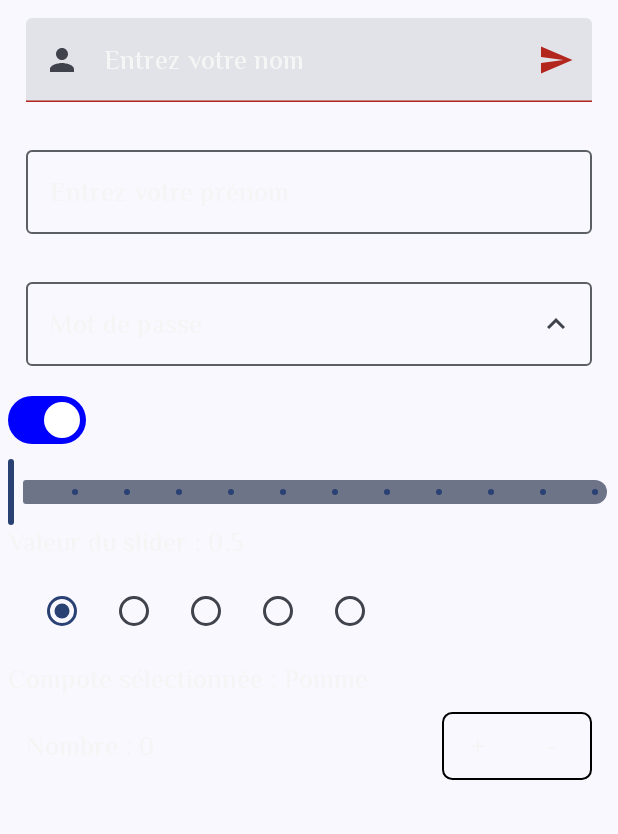
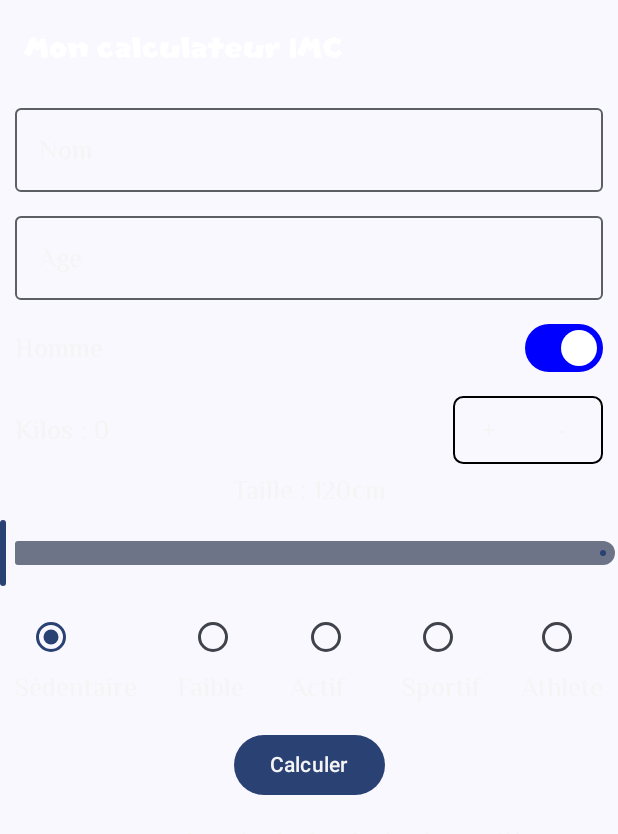
Before and after one commit to jo-dev-git/its-me, an Android app built with Jetpack Compose: the screen it shows after launch (UserComposableActivity before the commit, ImcActivity after it), on a phone screen of 412 x 824 dp. Shown: the top 834 px of the screen. Run offline under Robolectric (Android 15) with nearby library versions, the phone set to English and light mode, and no system bars.

Commit message:
Adding ImcActivity

```diff
--- a/app/src/main/AndroidManifest.xml
+++ b/app/src/main/AndroidManifest.xml
@@ -13,7 +13,7 @@
         android:theme="@style/Theme.ItsMe"
         tools:targetApi="31">
         <activity
-            android:name=".UserComposableActivity"
+            android:name=".ImcActivity"
             android:exported="true"
             android:theme="@style/Theme.ItsMe">
             <intent-filter>
--- /dev/null
+++ b/app/src/main/java/com/jo/itsme/ImcActivity.kt
@@ -0,0 +1,265 @@
+package com.jo.itsme
+
+import android.annotation.SuppressLint
+import android.os.Bundle
+import androidx.activity.ComponentActivity
+import androidx.activity.compose.setContent
+import androidx.compose.foundation.BorderStroke
+import androidx.compose.foundation.layout.Arrangement
+import androidx.compose.foundation.layout.Arrangement.spacedBy
+import androidx.compose.foundation.layout.Column
+import androidx.compose.foundation.layout.PaddingValues
+import androidx.compose.foundation.layout.Row
+import androidx.compose.foundation.layout.fillMaxSize
+import androidx.compose.foundation.layout.fillMaxWidth
+import androidx.compose.foundation.layout.height
+import androidx.compose.foundation.layout.padding
+import androidx.compose.foundation.layout.width
+import androidx.compose.foundation.shape.RoundedCornerShape
+import androidx.compose.foundation.text.KeyboardActions
+import androidx.compose.foundation.text.KeyboardOptions
+import androidx.compose.material3.Button
+import androidx.compose.material3.ExperimentalMaterial3Api
+import androidx.compose.material3.IconButton
+import androidx.compose.material3.OutlinedTextField
+import androidx.compose.material3.RadioButton
+import androidx.compose.material3.Scaffold
+import androidx.compose.material3.Slider
+import androidx.compose.material3.Surface
+import androidx.compose.material3.Switch
+import androidx.compose.material3.SwitchDefaults
+import androidx.compose.material3.Text
+import androidx.compose.material3.TopAppBar
+import androidx.compose.runtime.Composable
+import androidx.compose.runtime.getValue
+import androidx.compose.runtime.mutableFloatStateOf
+import androidx.compose.runtime.mutableIntStateOf
+import androidx.compose.runtime.mutableStateOf
+import androidx.compose.runtime.remember
+import androidx.compose.runtime.setValue
+import androidx.compose.ui.Alignment
+import androidx.compose.ui.Modifier
+import androidx.compose.ui.focus.FocusDirection
+import androidx.compose.ui.focus.FocusManager
+import androidx.compose.ui.graphics.Color
+import androidx.compose.ui.platform.LocalFocusManager
+import androidx.compose.ui.res.stringResource
+import androidx.compose.ui.text.input.ImeAction
+import androidx.compose.ui.text.input.KeyboardType
+import androidx.compose.ui.tooling.preview.Preview
+import androidx.compose.ui.unit.dp
+import androidx.compose.ui.unit.sp
+import com.jo.itsme.ui.theme.ItsMeTheme
+
+class ImcActivity : ComponentActivity() {
+    override fun onCreate(savedInstanceState: Bundle?) {
+        super.onCreate(savedInstanceState)
+        setContent {
+            ItsMeTheme {
+                ScaffoldComposable()
+            }
+        }
+    }
+
+    @Preview(showBackground = true)
+    @Composable
+    fun ScaffoldComposable() {
+        Scaffold(
+            topBar = { Top() },
+            content = { it: PaddingValues -> Body(it) }
+        )
+    }
+
+    @SuppressLint("UnusedMaterial3ScaffoldPaddingParameter")
+    @OptIn(ExperimentalMaterial3Api::class)
+    @Preview(showBackground = true)
+    @Composable
+    fun Top() {
+        TopAppBar(
+            title = {
+                Text(
+                    text = stringResource(R.string.title_imc),
+                    fontSize = 22.sp,
+                    color = Color.White
+                )
+            },
+        )
+    }
+
+    @Composable
+    fun Body(paddingValues: PaddingValues) {
+
+
+        var name by remember { mutableStateOf("") }
+        var age by remember { mutableStateOf("") }
+
+        var isAMan by remember { mutableStateOf(true) }
+        var height by remember { mutableFloatStateOf(120F) }
+
+        var weight by remember { mutableIntStateOf(0) }
+        var levelIndex by remember { mutableIntStateOf(0) }
+        val levelsActivity = listOf("Sédentaire", "Faible", "Actif", "Sportif", "Athlete")
+        var calories by remember { mutableIntStateOf(0) }
+
+        val modifier = Modifier
+            .fillMaxWidth()
+            .padding(10.dp, 0.dp)
+        val manager = LocalFocusManager.current
+
+        fun getCoeff() : Double {
+            return when(levelIndex) {
+                0 -> 1.2
+                1 -> 1.375
+                2 -> 1.55
+                3 -> 1.72
+                else -> 1.9
+            }
+        }
+
+        fun calculate() : Int {
+            var result = ""
+            if (name != "") result += name
+            var ageInt = age.toIntOrNull() ?: 20
+            val caloriesBase = (10 * weight) + (6.25 * height.toInt()) - (5 * ageInt)
+            val caloriesGender = if (isAMan) caloriesBase + 5 else caloriesBase - 161
+            val caloriesActivity = caloriesGender * getCoeff()
+            return  caloriesActivity.toInt()
+        }
+
+        Column(
+            modifier = Modifier
+                .fillMaxSize()
+                .padding(paddingValues),
+            horizontalAlignment = Alignment.CenterHorizontally,
+            verticalArrangement = spacedBy(8.dp)
+        ) {
+            NameTextField(name, onNameChanged = { name = it }, modifier, manager)
+            AgeTextField(age, onChanged = { age = it }, modifier, manager)
+            GenderToggle(isAMan, onCheckedChange = { isAMan = it }, modifier)
+            WeightComposable(modifier, number = weight, onTap = { weight = it })
+            Text("Taille : ${height.toInt()}cm")
+            SliderComposable(
+                height,
+                onChanged = { height = it })
+            Radios(levelIndex, levelsActivity, modifier, onClick = { levelIndex = it })
+            Button(
+                modifier = Modifier.padding(0.dp, 10.dp, 0.dp, 0.dp),
+                onClick = {calories = calculate()}) {
+                Text(stringResource(R.string.calculate))
+            }
+            Text(modifier = Modifier.padding(0.dp, 10.dp, 0.dp, 0.dp),
+                text = "$name, vous avez besoin de $calories calories journalières")
+        }
+    }
+
+    @Composable
+    fun NameTextField(
+        name: String,
+        onNameChanged: (String) -> Unit,
+        modifier: Modifier,
+        manager: FocusManager
+    ) {
+        OutlinedTextField(
+            value = name,
+            onValueChange = onNameChanged,
+            modifier = modifier,
+            label = { Text(stringResource(R.string.name)) },
+            singleLine = true,
+            keyboardOptions = KeyboardOptions(
+                keyboardType = KeyboardType.Text,
+                imeAction = ImeAction.Next
+            ),
+            keyboardActions = KeyboardActions(onNext = { manager.moveFocus(FocusDirection.Down) }),
+        )
+    }
+
+    @Composable
+    fun AgeTextField(
+        age: String,
+        onChanged: (String) -> Unit,
+        modifier: Modifier,
+        manager: FocusManager
+    ) {
+        OutlinedTextField(
+            value = age,
+            onValueChange = onChanged,
+            modifier = modifier,
+            label = { Text(stringResource(R.string.age)) },
+            singleLine = true,
+            keyboardActions = KeyboardActions(onNext = { manager.clearFocus() }),
+        )
+    }
+
+    @Composable
+    fun GenderToggle(isAMan: Boolean, onCheckedChange: (Boolean) -> Unit, modifier: Modifier) {
+        Row(
+            modifier = modifier,
+            verticalAlignment = Alignment.CenterVertically,
+            horizontalArrangement = Arrangement.SpaceBetween
+        ) {
+            Text(if (isAMan) "Homme" else "Femme")
+            Switch(
+                checked = isAMan,
+                onCheckedChange = onCheckedChange,
+                colors = SwitchDefaults.colors(
+                    checkedTrackColor = Color.Blue,
+                    checkedIconColor = Color.Blue,
+                    uncheckedThumbColor = Color.Green
+                )
+            )
+        }
+    }
+
+    @Composable
+    fun SliderComposable(value: Float, onChanged: (Float) -> Unit) {
+        Slider(
+            value = value,
+            onValueChange = onChanged,
+            valueRange = 120.0F..220.0F,
+        )
+    }
+
+    @Composable
+    fun Radios(index: Int, levels: List<String>, modifier: Modifier, onClick: (Int) -> Unit) {
+        Row(modifier = modifier,
+            verticalAlignment = Alignment.CenterVertically,
+            horizontalArrangement = Arrangement.SpaceBetween) {
+            for (c in levels.indices) {
+                Column {
+                    RadioButton(
+                        selected = index == c,
+                        onClick = { onClick(c) }
+                    )
+                    Text(levels[c])
+                }
+            }
+        }
+    }
+
+    @Composable
+    fun WeightComposable(modifier: Modifier, number: Int, onTap: (Int) -> Unit) {
+        Row(
+            modifier = modifier,
+            verticalAlignment = Alignment.CenterVertically,
+            horizontalArrangement = Arrangement.SpaceBetween
+        ) {
+            Text("Kilos : $number")
+            Surface(
+                modifier = Modifier
+                    .height(45.dp)
+                    .width(100.dp),
+                border = BorderStroke(width = 1.dp, color = Color.Black),
+                shape = RoundedCornerShape(15)
+            ) {
+                Row {
+                    IconButton(onClick = { onTap(number + 1) }) {
+                        Text("+")
+                    }
+                    IconButton(onClick = { onTap(number - 1) }) {
+                        Text("-")
+                    }
+                }
+            }
+        }
+    }
+}
--- a/app/src/main/res/values/strings.xml
+++ b/app/src/main/res/values/strings.xml
@@ -4,4 +4,8 @@
     <string name="mario_description">Je suis un plombier d\'une quarantaine d\'années vivant à NYC.\nMa grande passion ?\nPasser du temps à Champignon city pour sauver des princesses et jouer avec des carapaces de tortues</string>
     <string name="title_top_bar">Mario Material Theme</string>
     <string name="title_princess">Quelle princesse êtes-vous ?</string>
+    <string name="title_imc">Mon calculateur IMC</string>
+    <string name="age">Age</string>
+    <string name="name">Nom</string>
+    <string name="calculate">Calculer</string>
 </resources>
```
